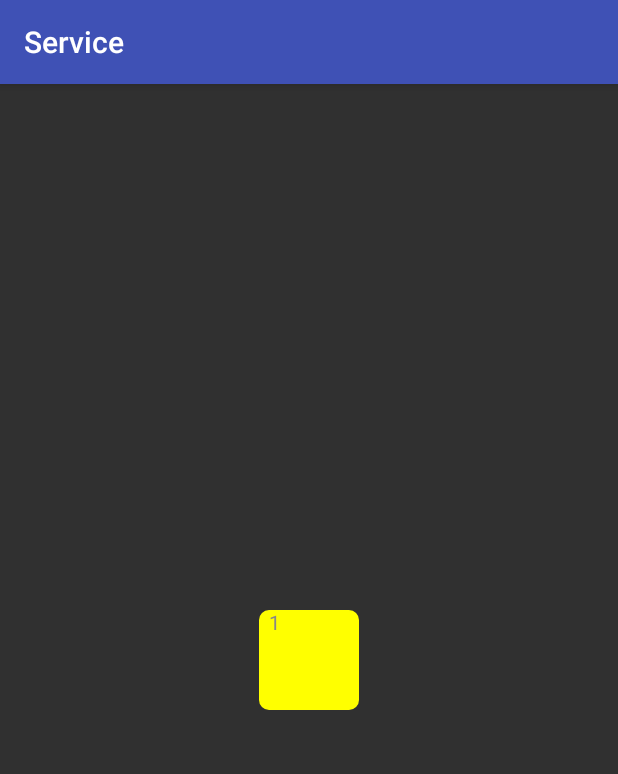
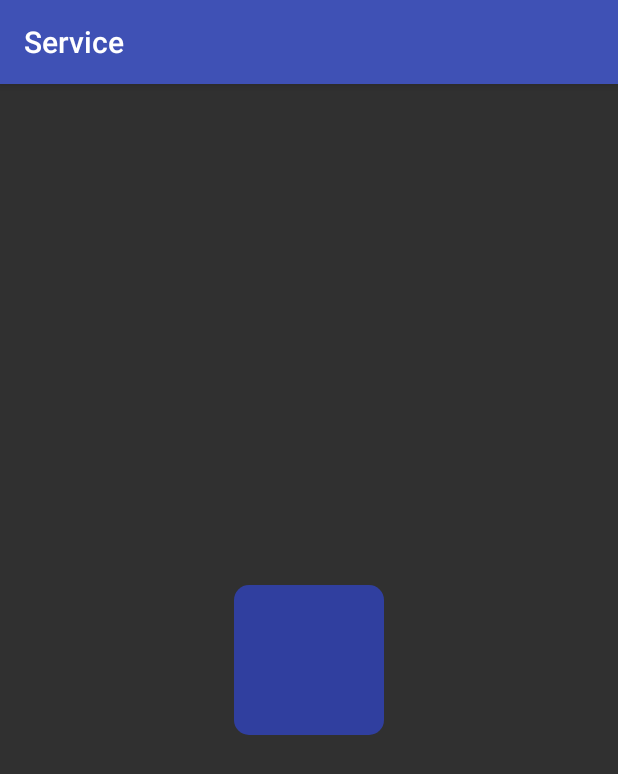
Before and after one commit to gtxjinx/Custom-View, an Android app: the screen it shows after launch (MainActivity), on a phone screen of 412 x 824 dp. Shown: the top 774 px of the screen. Run offline under Robolectric (Android 15) with nearby library versions, the phone set to English and light mode, and no system bars.

```diff
--- a/Code/app/src/main/java/com/example/administrator/service/Code.java
+++ b/Code/app/src/main/java/com/example/administrator/service/Code.java
@@ -24,7 +24,7 @@ import static android.R.attr.width;
 public class Code extends View {
 
     private Paint mPaint;
-    private int backgroundcolor= Color.GRAY;
+    private int codecolor= Color.GRAY;
     private int textcolor=Color.BLACK;
     private float length;
     private float textsize;
@@ -64,7 +64,7 @@ public class Code extends View {
         TypedArray typedArray =context.obtainStyledAttributes(attrs,R.styleable.Code);
         if(typedArray!=null)
         {
-            backgroundcolor=typedArray.getColor(R.styleable.Code_backround,Color.YELLOW);
+            codecolor=typedArray.getColor(R.styleable.Code_codecolor,Color.YELLOW);
             text=typedArray.getString(R.styleable.Code_text);
             textsize=typedArray.getDimension(R.styleable.Code_textsize,20);
             length=typedArray.getDimension(R.styleable.Code_size,100);
@@ -73,6 +73,8 @@ public class Code extends View {
 
             typedArray.recycle();
         }
+        if (text==null)
+            text="";
     }
 
     public Code(Context context, AttributeSet attrs, int defStyleAttr) {
@@ -83,20 +85,19 @@ public class Code extends View {
     @Override
     protected void onMeasure(int widthMeasureSpec, int heightMeasureSpec)
     {
+
         int widthMode=MeasureSpec.getMode(widthMeasureSpec);
-        int widthSize=MeasureSpec.getSize(widthMeasureSpec);
         int heightMode=MeasureSpec.getMode(heightMeasureSpec);
-        int heightSize=MeasureSpec.getSize(heightMeasureSpec);
         //////////设定控件的长宽
         switch (widthMode)
         {
             case MeasureSpec.EXACTLY:
                 break;
             case MeasureSpec.UNSPECIFIED:
-                widthSize=100;
-                widthMeasureSpec=MeasureSpec.makeMeasureSpec(widthSize,MeasureSpec.EXACTLY);
+                widthMeasureSpec=MeasureSpec.makeMeasureSpec((int)length,MeasureSpec.EXACTLY);
                 break;
             case MeasureSpec.AT_MOST:
+                widthMeasureSpec=MeasureSpec.makeMeasureSpec((int)length,MeasureSpec.EXACTLY);
                 break;
         }
         switch (heightMode)
@@ -104,13 +105,14 @@ public class Code extends View {
             case MeasureSpec.EXACTLY:
                 break;
             case MeasureSpec.UNSPECIFIED:
-                heightSize = 100;
-                heightMeasureSpec=MeasureSpec.makeMeasureSpec(heightSize,MeasureSpec.EXACTLY);
+                heightMeasureSpec=MeasureSpec.makeMeasureSpec((int)length,MeasureSpec.EXACTLY);
                 break;
             case MeasureSpec.AT_MOST:
+                heightMeasureSpec=MeasureSpec.makeMeasureSpec((int)length,MeasureSpec.EXACTLY);
                 break;
         }
         super.onMeasure(widthMeasureSpec, heightMeasureSpec);   //传输长宽数据
+
 
         //获取方块的中心点
         int width=MeasureSpec.getSize(widthMeasureSpec);
@@ -153,14 +155,11 @@ public class Code extends View {
     protected void onDraw(Canvas canvas)
     {
         super.onDraw(canvas);
-       // RectF test=new RectF(80,260,200,230);
-        mPaint.setColor(backgroundcolor);
+        mPaint.setColor(codecolor);
         canvas.drawRoundRect(rectf,length/10,length/10,mPaint);
         mPaint.setColor(textcolor);
         mPaint.setTextSize(textsize);
         Log.d("Jinx",text);
         canvas.drawText(text,X-length/5*2,Y-length/2+textsize,mPaint);
-        //canvas.drawLine(X-length/2+textsize,0,X-length/2+textsize,1500,mPaint);
-        //canvas.drawLine(0,Y-length/2+textsize,1500,Y-length/2+textsize,mPaint);
     }
 }
--- a/Code/app/src/main/res/layout/activity_main.xml
+++ b/Code/app/src/main/res/layout/activity_main.xml
@@ -9,12 +9,15 @@
     android:paddingLeft="@dimen/activity_horizontal_margin"
     android:paddingRight="@dimen/activity_horizontal_margin"
     android:paddingTop="@dimen/activity_vertical_margin"
+                android:gravity="center"
     tools:context="com.example.administrator.service.MainActivity">
 
     <com.example.administrator.service.Code
         android:layout_width="wrap_content"
         android:layout_height="wrap_content"
         code:gravity="center"
-        code:text="1"
+        code:textsize="20sp"
+        code:size="100dp"
+        code:codecolor="@color/colorPrimaryDark"
         />
 </RelativeLayout>
--- a/Code/app/src/main/res/values/attrs.xml
+++ b/Code/app/src/main/res/values/attrs.xml
@@ -1,9 +1,9 @@
 <?xml version="1.0" encoding="utf-8"?>
 <resources>
-    <declare-styleable name="Code">
-        <attr name="size" format="dimension"/>
+    <declare-styleable name="Code"><!--自定义控件的类名-->
+        <attr name="size" format="dimension"/> <!--属性名以及属性的类型-->
         <attr name="text" format="string"/>
-        <attr name="backround" format="color"/>
+        <attr name="codecolor" format="color"/>
         <attr name="textcolor" format="color"/>
         <attr name="textsize" format="dimension"/>
         <attr name="gravity">
```
